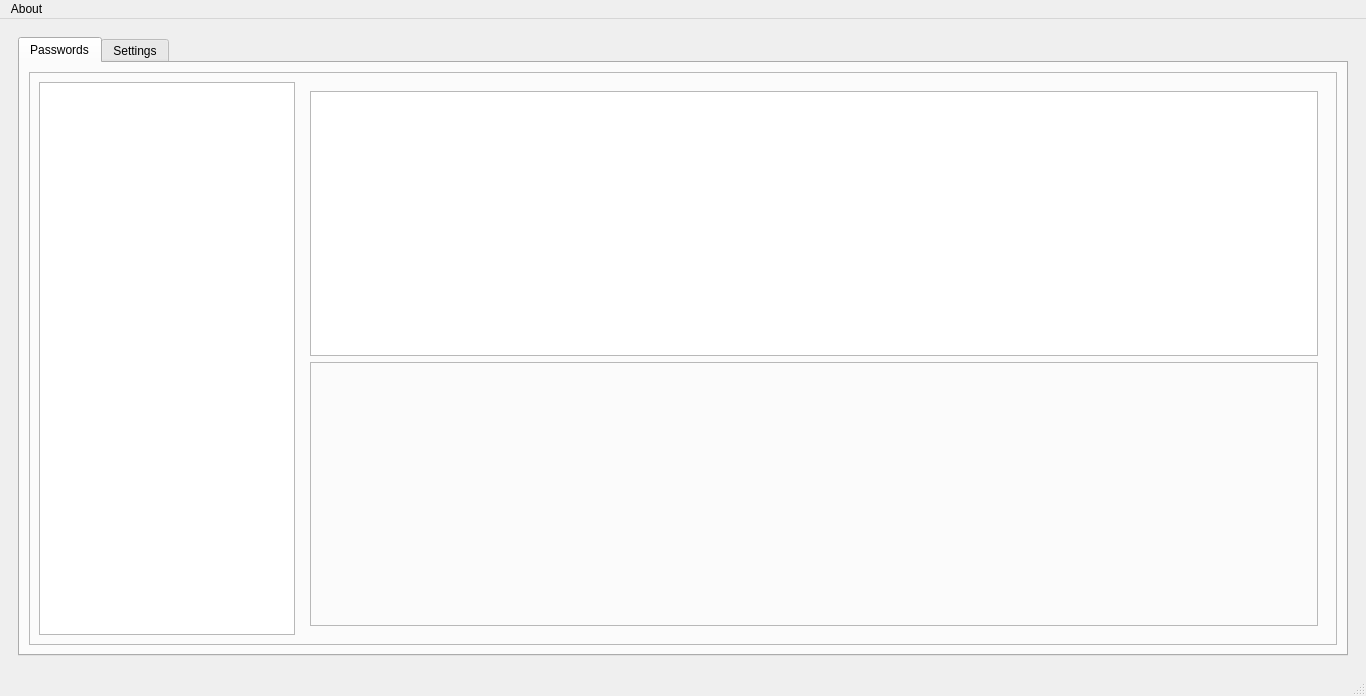
This is pyside6_ui/main.ui in NewGuy103/PasswordManagerClient as Qt 5 draws it before an edit. The edited form follows.
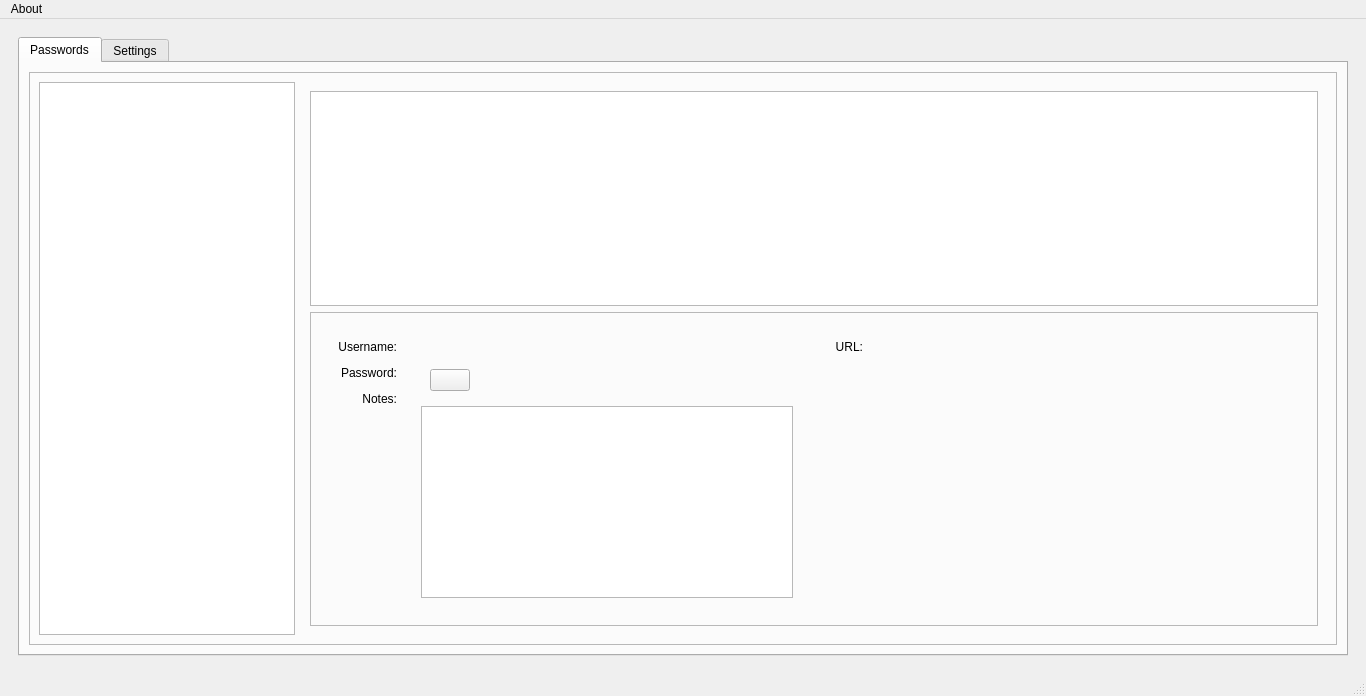
This is the edited form. Icons and pictures are not drawn.

Commit message: Added a way to display the entry info below the entry table

```diff
--- a/pyside6_ui/main.ui
+++ b/pyside6_ui/main.ui
@@ -187,7 +187,7 @@
                   <item>
                    <widget class="QTableView" name="passwordEntriesTableView">
                     <property name="sizePolicy">
-                     <sizepolicy hsizetype="Expanding" vsizetype="Minimum">
+                     <sizepolicy hsizetype="Expanding" vsizetype="Expanding">
                       <horstretch>0</horstretch>
                       <verstretch>0</verstretch>
                      </sizepolicy>
@@ -203,7 +203,7 @@
                   <item>
                    <widget class="QFrame" name="passwordEntryInfoFrame">
                     <property name="sizePolicy">
-                     <sizepolicy hsizetype="Preferred" vsizetype="Minimum">
+                     <sizepolicy hsizetype="Preferred" vsizetype="Maximum">
                       <horstretch>0</horstretch>
                       <verstretch>0</verstretch>
                      </sizepolicy>
@@ -214,6 +214,229 @@
                     <property name="frameShadow">
                      <enum>QFrame::Shadow::Raised</enum>
                     </property>
+                    <layout class="QHBoxLayout" name="horizontalLayout_6">
+                     <item>
+                      <widget class="QWidget" name="passwordEntryInfoWidget1" native="true">
+                       <layout class="QHBoxLayout" name="horizontalLayout_7">
+                        <item>
+                         <widget class="QWidget" name="entryLabelsWidget" native="true">
+                          <property name="sizePolicy">
+                           <sizepolicy hsizetype="Maximum" vsizetype="Preferred">
+                            <horstretch>0</horstretch>
+                            <verstretch>0</verstretch>
+                           </sizepolicy>
+                          </property>
+                          <layout class="QGridLayout" name="gridLayout">
+                           <property name="verticalSpacing">
+                            <number>12</number>
+                           </property>
+                           <item row="0" column="0">
+                            <widget class="QLabel" name="entryUsernameLabel">
+                             <property name="sizePolicy">
+                              <sizepolicy hsizetype="Preferred" vsizetype="Maximum">
+                               <horstretch>0</horstretch>
+                               <verstretch>0</verstretch>
+                              </sizepolicy>
+                             </property>
+                             <property name="text">
+                              <string>Username:</string>
+                             </property>
+                             <property name="alignment">
+                              <set>Qt::AlignmentFlag::AlignRight|Qt::AlignmentFlag::AlignTrailing|Qt::AlignmentFlag::AlignVCenter</set>
+                             </property>
+                            </widget>
+                           </item>
+                           <item row="1" column="0">
+                            <widget class="QLabel" name="entryPasswordLabel">
+                             <property name="sizePolicy">
+                              <sizepolicy hsizetype="Preferred" vsizetype="Maximum">
+                               <horstretch>0</horstretch>
+                               <verstretch>0</verstretch>
+                              </sizepolicy>
+                             </property>
+                             <property name="text">
+                              <string>Password:</string>
+                             </property>
+                             <property name="alignment">
+                              <set>Qt::AlignmentFlag::AlignRight|Qt::AlignmentFlag::AlignTrailing|Qt::AlignmentFlag::AlignVCenter</set>
+                             </property>
+                            </widget>
+                           </item>
+                           <item row="2" column="0">
+                            <widget class="QLabel" name="entryNotesLabel">
+                             <property name="text">
+                              <string>Notes:</string>
+                             </property>
+                             <property name="alignment">
+                              <set>Qt::AlignmentFlag::AlignRight|Qt::AlignmentFlag::AlignTop|Qt::AlignmentFlag::AlignTrailing</set>
+                             </property>
+                            </widget>
+                           </item>
+                          </layout>
+                         </widget>
+                        </item>
+                        <item>
+                         <widget class="QWidget" name="entryDataWidget" native="true">
+                          <layout class="QGridLayout" name="gridLayout_2">
+                           <item row="0" column="0">
+                            <widget class="QLabel" name="entryUsernameDataLabel">
+                             <property name="sizePolicy">
+                              <sizepolicy hsizetype="Preferred" vsizetype="Maximum">
+                               <horstretch>0</horstretch>
+                               <verstretch>0</verstretch>
+                              </sizepolicy>
+                             </property>
+                             <property name="text">
+                              <string/>
+                             </property>
+                             <property name="textInteractionFlags">
+                              <set>Qt::TextInteractionFlag::TextBrowserInteraction</set>
+                             </property>
+                            </widget>
+                           </item>
+                           <item row="1" column="0">
+                            <widget class="QWidget" name="entryPasswordWidget" native="true">
+                             <property name="sizePolicy">
+                              <sizepolicy hsizetype="Preferred" vsizetype="Maximum">
+                               <horstretch>0</horstretch>
+                               <verstretch>0</verstretch>
+                              </sizepolicy>
+                             </property>
+                             <layout class="QHBoxLayout" name="horizontalLayout_8">
+                              <item>
+                               <widget class="QPushButton" name="entryPasswordShowHideButton">
+                                <property name="sizePolicy">
+                                 <sizepolicy hsizetype="Maximum" vsizetype="Maximum">
+                                  <horstretch>0</horstretch>
+                                  <verstretch>0</verstretch>
+                                 </sizepolicy>
+                                </property>
+                                <property name="icon">
+                                 <iconset theme="QIcon::ThemeIcon::EditFind"/>
+                                </property>
+                               </widget>
+                              </item>
+                              <item>
+                               <widget class="QLabel" name="entryPasswordDataLabel">
+                                <property name="text">
+                                 <string/>
+                                </property>
+                                <property name="textInteractionFlags">
+                                 <set>Qt::TextInteractionFlag::TextBrowserInteraction</set>
+                                </property>
+                               </widget>
+                              </item>
+                             </layout>
+                            </widget>
+                           </item>
+                           <item row="3" column="0">
+                            <widget class="QPlainTextEdit" name="entryNotesPlainTextEdit">
+                             <property name="sizePolicy">
+                              <sizepolicy hsizetype="Minimum" vsizetype="Expanding">
+                               <horstretch>0</horstretch>
+                               <verstretch>0</verstretch>
+                              </sizepolicy>
+                             </property>
+                             <property name="readOnly">
+                              <bool>true</bool>
+                             </property>
+                             <property name="textInteractionFlags">
+                              <set>Qt::TextInteractionFlag::TextBrowserInteraction</set>
+                             </property>
+                            </widget>
+                           </item>
+                          </layout>
+                         </widget>
+                        </item>
+                       </layout>
+                      </widget>
+                     </item>
+                     <item>
+                      <widget class="QWidget" name="passwordEntryInfoWidget2" native="true">
+                       <layout class="QHBoxLayout" name="horizontalLayout_10">
+                        <item>
+                         <widget class="QWidget" name="entryLabelsWidget2" native="true">
+                          <property name="sizePolicy">
+                           <sizepolicy hsizetype="Maximum" vsizetype="Preferred">
+                            <horstretch>0</horstretch>
+                            <verstretch>0</verstretch>
+                           </sizepolicy>
+                          </property>
+                          <layout class="QGridLayout" name="gridLayout_3">
+                           <property name="verticalSpacing">
+                            <number>12</number>
+                           </property>
+                           <item row="0" column="0">
+                            <widget class="QLabel" name="entryURLLabel">
+                             <property name="sizePolicy">
+                              <sizepolicy hsizetype="Preferred" vsizetype="Maximum">
+                               <horstretch>0</horstretch>
+                               <verstretch>0</verstretch>
+                              </sizepolicy>
+                             </property>
+                             <property name="text">
+                              <string>URL:</string>
+                             </property>
+                             <property name="alignment">
+                              <set>Qt::AlignmentFlag::AlignRight|Qt::AlignmentFlag::AlignTrailing|Qt::AlignmentFlag::AlignVCenter</set>
+                             </property>
+                            </widget>
+                           </item>
+                           <item row="1" column="0">
+                            <spacer name="verticalSpacer_2">
+                             <property name="orientation">
+                              <enum>Qt::Orientation::Vertical</enum>
+                             </property>
+                             <property name="sizeHint" stdset="0">
+                              <size>
+                               <width>20</width>
+                               <height>40</height>
+                              </size>
+                             </property>
+                            </spacer>
+                           </item>
+                          </layout>
+                         </widget>
+                        </item>
+                        <item>
+                         <widget class="QWidget" name="entryDataWidget2" native="true">
+                          <layout class="QGridLayout" name="gridLayout_4">
+                           <item row="0" column="0">
+                            <widget class="QLabel" name="entryURLDataLabel">
+                             <property name="sizePolicy">
+                              <sizepolicy hsizetype="Preferred" vsizetype="Maximum">
+                               <horstretch>0</horstretch>
+                               <verstretch>0</verstretch>
+                              </sizepolicy>
+                             </property>
+                             <property name="text">
+                              <string/>
+                             </property>
+                             <property name="textInteractionFlags">
+                              <set>Qt::TextInteractionFlag::TextBrowserInteraction</set>
+                             </property>
+                            </widget>
+                           </item>
+                           <item row="1" column="0">
+                            <spacer name="verticalSpacer_3">
+                             <property name="orientation">
+                              <enum>Qt::Orientation::Vertical</enum>
+                             </property>
+                             <property name="sizeHint" stdset="0">
+                              <size>
+                               <width>20</width>
+                               <height>40</height>
+                              </size>
+                             </property>
+                            </spacer>
+                           </item>
+                          </layout>
+                         </widget>
+                        </item>
+                       </layout>
+                      </widget>
+                     </item>
+                    </layout>
                    </widget>
                   </item>
                  </layout>
```
The commit also changes 9 other files.
